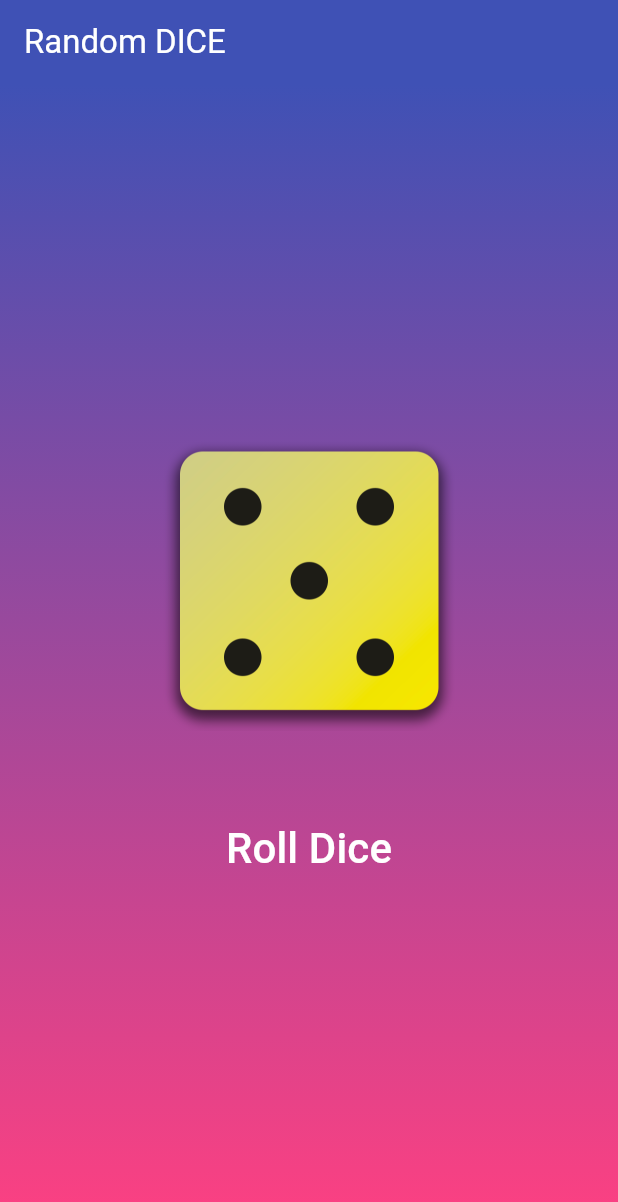
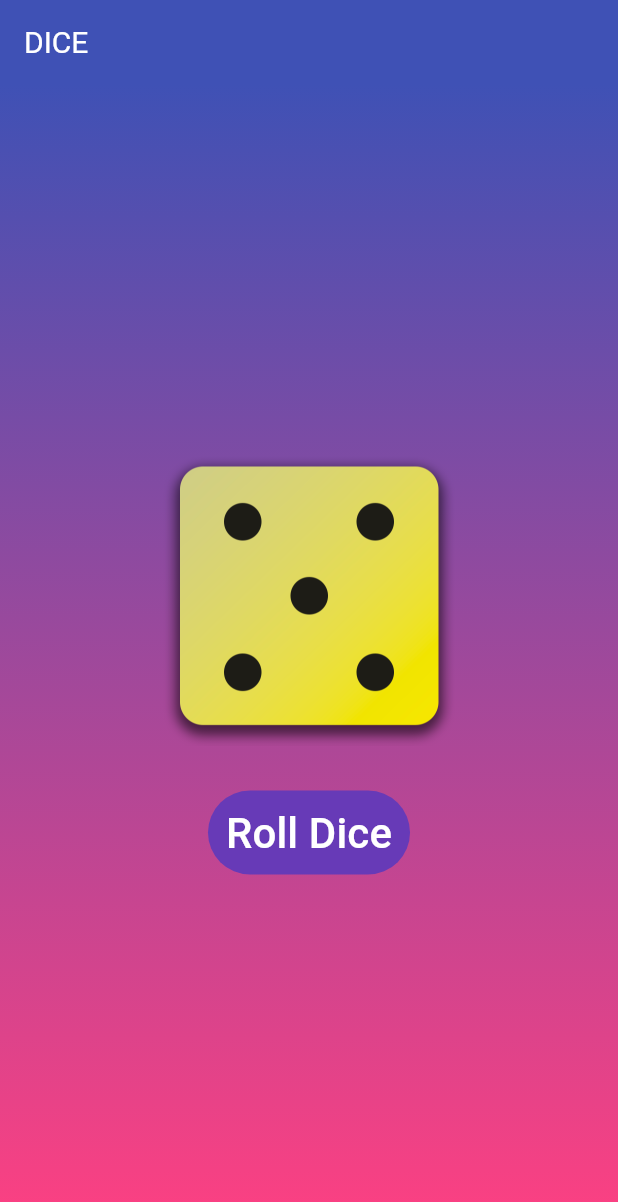
Before and after one commit to ted-parkhyunwoo/codepalette, a Flutter app: the screen it shows after launch, on a phone screen of 412 x 824 dp. Shown: the top 1202 px of the screen. Run offline on Flutter 3.47's test engine with Material 3 defaults, Android fonts, the phone set to English and light mode, and no system bars.

Commit message:
refactor: 버튼색상추가, appbar title변경

```diff
--- a/skill_refine/current_courses/flutter/flutter_projects/basics/lib/dice_roller.dart
+++ b/skill_refine/current_courses/flutter/flutter_projects/basics/lib/dice_roller.dart
@@ -35,8 +35,12 @@ class _DiceRollerState extends State<DiceRoller> {
       mainAxisSize: MainAxisSize.min,
       children: [
         Image.asset('assets/images/dice/dice-$currentDice.png', width: 200),
-        SizedBox(height: 50), //더미 사이즈(패딩 대안)
-        TextButton(onPressed: rollDice, child: StyledText("Roll Dice")),
+        SizedBox(height: 30), // 더미 사이즈(패딩 대안)
+        TextButton(
+          onPressed: rollDice,
+          style: TextButton.styleFrom(backgroundColor: Colors.deepPurple),
+          child: StyledText("Roll Dice"),
+        ),
       ],
     );
   }
--- a/skill_refine/current_courses/flutter/flutter_projects/basics/lib/main.dart
+++ b/skill_refine/current_courses/flutter/flutter_projects/basics/lib/main.dart
@@ -16,7 +16,10 @@ class MyApp extends StatelessWidget {
       home: Scaffold(
         appBar: AppBar(
           backgroundColor: colorList[0],
-          title: Text("Random DICE", style: TextStyle(color: Colors.white)),
+          title: Text(
+            "DICE",
+            style: TextStyle(color: Colors.white, fontSize: 20),
+          ),
         ),
 
         body: BodyWidget.basic(),
```
Also changed, not shown: 1 other file.
